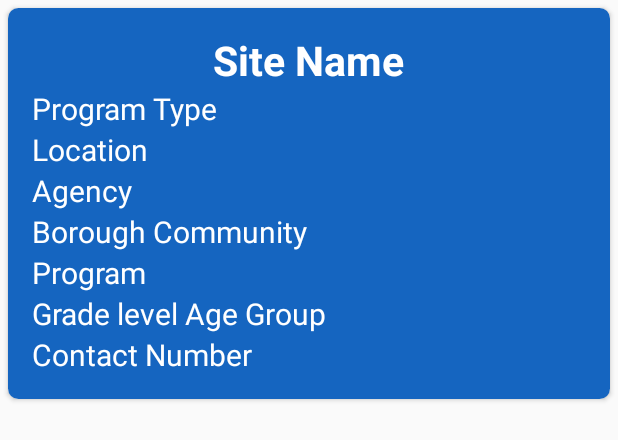
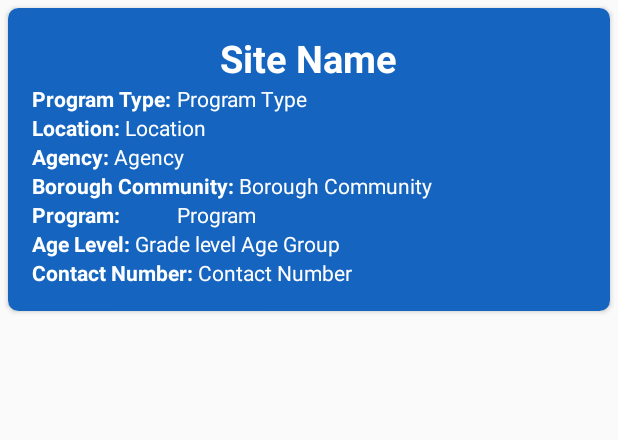
Before and after one commit to qbergen/BANYC, an Android app: the layout sports_item.xml on its own in the app's theme, with its tools: preview values and no code run, on a phone screen of 412 x 824 dp. Shown: the top 440 px of the screen. Run offline under Robolectric (Android 15) with nearby library versions, the phone set to English and light mode, and no system bars.

Commit message:
updated sports TV XML

```diff
--- a/app/src/main/res/layout/sports_item.xml
+++ b/app/src/main/res/layout/sports_item.xml
@@ -8,7 +8,7 @@
     android:padding="2dp"
     app:cardCornerRadius="7dp">
 
-    <LinearLayout
+    <RelativeLayout
         android:orientation="vertical"
         android:layout_width="match_parent"
         android:layout_height="wrap_content"
@@ -21,67 +21,158 @@
             android:layout_width="wrap_content"
             android:layout_height="wrap_content"
             android:textColor="#ffffff"
-            android:layout_gravity="center_horizontal"
+            android:layout_alignParentTop="true"
+            android:layout_centerHorizontal="true"
             android:textStyle="bold"
-            android:textSize="27sp"
+            android:textSize="25sp"
             android:text="Site Name" />
+
+        <TextView
+            android:id="@+id/spts_program_type_title"
+            android:layout_width="wrap_content"
+            android:layout_height="wrap_content"
+            android:textColor="#ffffff"
+            android:layout_below="@id/spts_sitename"
+            android:textSize="14sp"
+            android:textStyle="bold"
+            android:text="Program Type: " />
 
         <TextView
             android:id="@+id/spts_program_type"
             android:layout_width="wrap_content"
             android:layout_height="wrap_content"
             android:textColor="#ffffff"
-            android:textSize="20sp"
+            android:layout_below="@id/spts_sitename"
+            android:layout_toRightOf="@id/spts_program_type_title"
+            android:textSize="14sp"
             android:text="Program Type" />
+
+        <TextView
+            android:id="@+id/spts_location_title"
+            android:layout_width="wrap_content"
+            android:layout_height="wrap_content"
+            android:textColor="#ffffff"
+            android:layout_below="@id/spts_program_type_title"
+            android:layout_alignParentLeft="true"
+            android:textSize="14sp"
+            android:textStyle="bold"
+            android:text="Location: " />
 
         <TextView
             android:id="@+id/spts_location"
             android:layout_width="wrap_content"
             android:layout_height="wrap_content"
             android:textColor="#ffffff"
-            android:textSize="20sp"
+            android:layout_below="@id/spts_program_type_title"
+            android:layout_toRightOf="@id/spts_location_title"
+            android:textSize="14sp"
             android:text="Location" />
+
+        <TextView
+            android:id="@+id/spts_agency_title"
+            android:layout_width="wrap_content"
+            android:layout_height="wrap_content"
+            android:textColor="#ffffff"
+            android:layout_below="@id/spts_location_title"
+            android:layout_alignParentLeft="true"
+            android:textSize="14sp"
+            android:textStyle="bold"
+            android:text="Agency: " />
 
         <TextView
             android:id="@+id/spts_agency"
             android:layout_width="wrap_content"
             android:layout_height="wrap_content"
             android:textColor="#ffffff"
-            android:textSize="20sp"
+            android:layout_below="@id/spts_location_title"
+            android:layout_toRightOf="@id/spts_agency_title"
+            android:textSize="14sp"
             android:text="Agency" />
+
+        <TextView
+            android:id="@+id/spts_borough_comm_title"
+            android:layout_width="wrap_content"
+            android:layout_height="wrap_content"
+            android:textColor="#ffffff"
+            android:layout_below="@id/spts_agency_title"
+            android:layout_alignParentLeft="true"
+            android:textSize="14sp"
+            android:textStyle="bold"
+            android:text="Borough Community: " />
 
         <TextView
             android:id="@+id/spts_borough_comm"
             android:layout_width="wrap_content"
             android:layout_height="wrap_content"
             android:textColor="#ffffff"
-            android:textSize="20sp"
+            android:layout_below="@id/spts_agency_title"
+            android:layout_toRightOf="@id/spts_borough_comm_title"
+            android:textSize="14sp"
             android:text="Borough Community" />
+
+        <TextView
+            android:id="@+id/spts_program_title"
+            android:layout_width="wrap_content"
+            android:layout_height="wrap_content"
+            android:textColor="#ffffff"
+            android:layout_below="@id/spts_borough_comm_title"
+            android:layout_alignParentLeft="true"
+            android:textSize="14sp"
+            android:textStyle="bold"
+            android:text="Program: " />
 
         <TextView
             android:id="@+id/spts_program"
             android:layout_width="wrap_content"
             android:layout_height="wrap_content"
             android:textColor="#ffffff"
-            android:textSize="20sp"
+            android:layout_below="@id/spts_borough_comm_title"
+            android:layout_toRightOf="@id/spts_program_type_title"
+            android:textSize="14sp"
             android:text="Program" />
+
+        <TextView
+            android:id="@+id/spts_grade_level_title"
+            android:layout_width="wrap_content"
+            android:layout_height="wrap_content"
+            android:textColor="#ffffff"
+            android:layout_below="@id/spts_program_title"
+            android:layout_alignParentLeft="true"
+            android:textSize="14sp"
+            android:textStyle="bold"
+            android:text="Age Level: " />
 
         <TextView
             android:id="@+id/spts_grade_level"
             android:layout_width="wrap_content"
             android:layout_height="wrap_content"
             android:textColor="#ffffff"
-            android:textSize="20sp"
+            android:layout_below="@id/spts_program_title"
+            android:layout_toRightOf="@id/spts_grade_level_title"
+            android:textSize="14sp"
             android:text="Grade level Age Group" />
+
+        <TextView
+            android:id="@+id/spts_contact_number_title"
+            android:layout_width="wrap_content"
+            android:layout_height="wrap_content"
+            android:textColor="#ffffff"
+            android:layout_below="@id/spts_grade_level_title"
+            android:layout_alignParentLeft="true"
+            android:textSize="14sp"
+            android:textStyle="bold"
+            android:text="Contact Number: " />
 
         <TextView
             android:id="@+id/spts_contact_number"
             android:layout_width="wrap_content"
             android:layout_height="wrap_content"
             android:textColor="#ffffff"
-            android:textSize="20sp"
+            android:layout_below="@id/spts_grade_level_title"
+            android:layout_toRightOf="@id/spts_contact_number_title"
+            android:textSize="14sp"
             android:text="Contact Number" />
 
-    </LinearLayout>
+    </RelativeLayout>
 
 </android.support.v7.widget.CardView>
```
